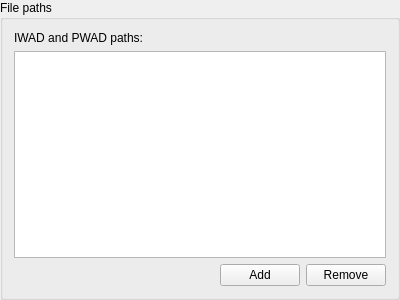
The window that src/gui/cfgFilePaths.ui (Destroyerrrocket/doomseeker-unofficial) describes before a commit, drawn with Qt 5.
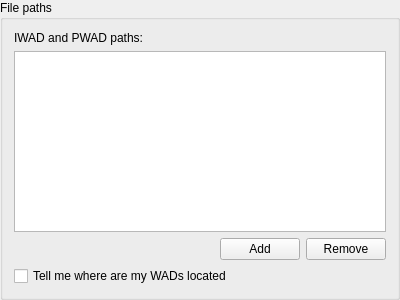
The same window after the commit.

Commit message: - Added an option which when enabled will cause Doomseeker to seek files, colorize strings and tell the user where and if the files were found when mouse cursor is hovered over a cell in "Wads" column. This option is enabled by default. - Modified layout of Wadseeker|Sites configuration box so there is more space to display long URLs. - Added Algerian flag.

Diff of the .ui file:
```diff
--- a/src/gui/cfgFilePaths.ui
+++ b/src/gui/cfgFilePaths.ui
@@ -21,11 +21,6 @@
   </property>
   <layout class="QVBoxLayout" name="verticalLayout_2">
    <item>
-    <layout class="QVBoxLayout" name="verticalLayout">
-     <property name="sizeConstraint">
-      <enum>QLayout::SetDefaultConstraint</enum>
-     </property>
-     <item>
       <widget class="QLabel" name="label">
        <property name="text">
         <string>IWAD and PWAD paths:</string>
@@ -79,7 +74,19 @@
        </item>
       </layout>
      </item>
-    </layout>
+   <item>
+    <widget class="QCheckBox" name="cbTellMeWhereAreMyWads">
+     <property name="toolTip">
+      <string>&lt;!DOCTYPE HTML PUBLIC &quot;-//W3C//DTD HTML 4.0//EN&quot; &quot;http://www.w3.org/TR/REC-html40/strict.dtd&quot;&gt;
+&lt;html&gt;&lt;head&gt;&lt;meta name=&quot;qrichtext&quot; content=&quot;1&quot; /&gt;&lt;style type=&quot;text/css&quot;&gt;
+p, li { white-space: pre-wrap; }
+&lt;/style&gt;&lt;/head&gt;&lt;body style=&quot; font-family:'MS Shell Dlg 2'; font-size:8.25pt; font-weight:400; font-style:normal;&quot;&gt;
+&lt;p style=&quot; margin-top:0px; margin-bottom:0px; margin-left:0px; margin-right:0px; -qt-block-indent:0; text-indent:0px;&quot;&gt;&lt;span style=&quot; font-size:8pt;&quot;&gt;If selected Doomseeker will attempt to find files used on a particular server if mouse cursor is hovered over the WADS column. This requires hard drive access and search in all directories specified above each time a new tooltip is generated. If it takes too long to create such tooltip you may try disabling this option.&lt;/span&gt;&lt;/p&gt;&lt;/body&gt;&lt;/html&gt;</string>
+     </property>
+     <property name="text">
+      <string>Tell me where are my WADs located</string>
+     </property>
+    </widget>
    </item>
   </layout>
  </widget>
```
Lines whose indentation alone changed are shown as unchanged. The commit also changes 7 other files.
